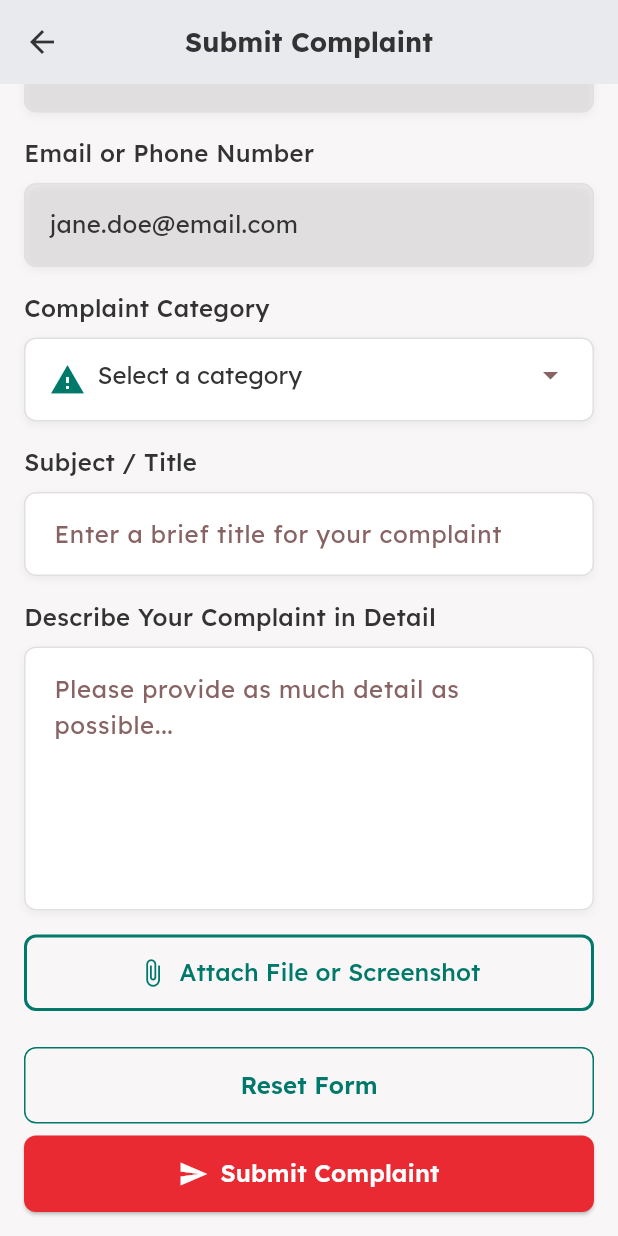
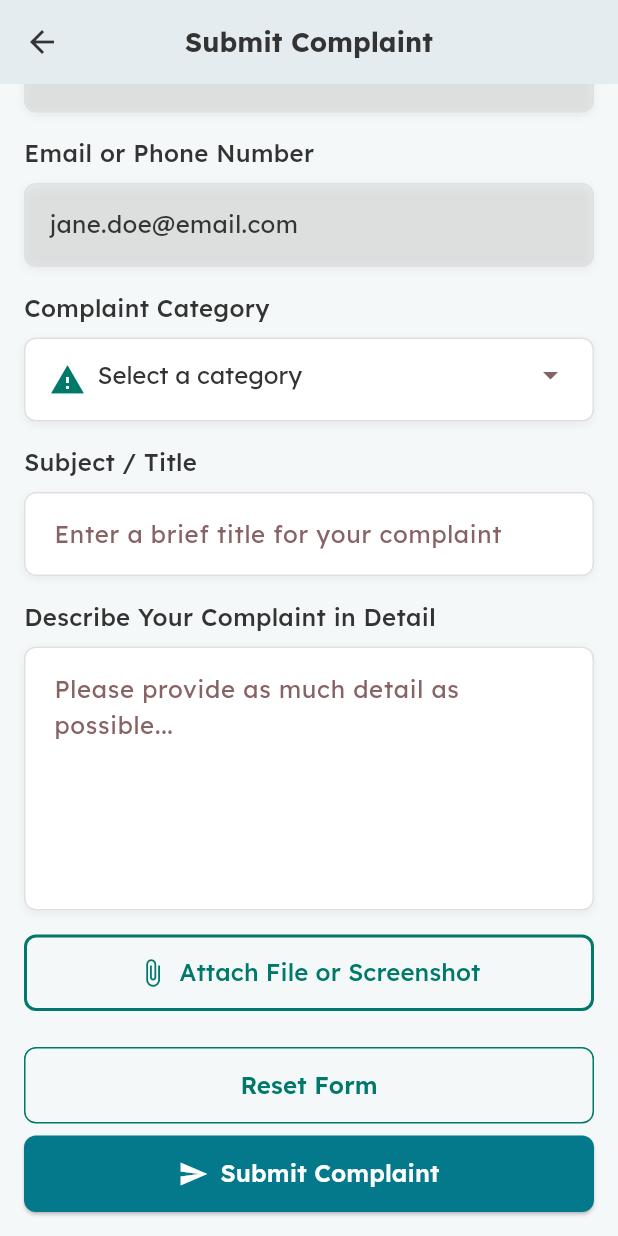
Before and after one commit to ociuzacademy/medi_track_user, a Flutter app: the SubmitComplaintPage screen opened directly, scrolled down 84 dp, on a phone screen of 412 x 824 dp. Run offline on Flutter 3.47's test engine with Material 3 defaults, Android fonts, the phone set to English and light mode, and no system bars; our stand-ins replace flutter_bloc, flutter_svg, freezed_annotation, google_fonts, image_picker, shared_preferences; accounts and stored records are empty; network calls fail.

Commit message:
theme change

```diff
--- a/lib/modules/blood_donation_history_module/view/blood_donation_history_page.dart
+++ b/lib/modules/blood_donation_history_module/view/blood_donation_history_page.dart
@@ -1,5 +1,6 @@
 // pages/blood_donation_history_page.dart
 import 'package:flutter/material.dart';
+import 'package:google_fonts/google_fonts.dart';
 import 'package:medi_track/modules/blood_donation_history_module/helper/blood_donation_history_data.dart';
 
 import 'package:medi_track/modules/blood_donation_history_module/models/blood_donation_history.dart';
@@ -40,9 +41,9 @@ class _BloodDonationHistoryPageState extends State<BloodDonationHistoryPage> {
           icon: const Icon(Icons.arrow_back),
           onPressed: () => Navigator.of(context).pop(),
         ),
-        title: const Text(
+        title: Text(
           'Blood Donation History',
-          style: TextStyle(fontSize: 18, fontWeight: FontWeight.bold),
+          style: GoogleFonts.lexend(fontSize: 20, fontWeight: FontWeight.bold),
         ),
         centerTitle: true,
         backgroundColor: isDark
--- a/lib/modules/blood_donor_register_module/view/blood_donor_register_page.dart
+++ b/lib/modules/blood_donor_register_module/view/blood_donor_register_page.dart
@@ -23,9 +23,9 @@ class BloodDonorRegisterPage extends StatelessWidget {
         title: Text(
           'Become a Blood Donor',
           style: GoogleFonts.lexend(
-            fontSize: 18,
+            fontSize: 20,
             fontWeight: FontWeight.bold,
-            letterSpacing: -0.015,
+            color: isDark ? Colors.white : const Color(0xFF1C1B1F),
           ),
         ),
         centerTitle: true,
--- a/lib/modules/blood_requests_module/view/blood_requests_page.dart
+++ b/lib/modules/blood_requests_module/view/blood_requests_page.dart
@@ -1,5 +1,6 @@
 // pages/blood_requests_page.dart
 import 'package:flutter/material.dart';
+import 'package:google_fonts/google_fonts.dart';
 import 'package:medi_track/modules/blood_requests_module/models/blood_request.dart';
 import 'package:medi_track/modules/blood_requests_module/widgets/blood_request_card.dart';
 import 'package:medi_track/modules/blood_requests_module/widgets/date_header.dart';
@@ -81,9 +82,9 @@ class _BloodRequestsPageState extends State<BloodRequestsPage> {
           icon: const Icon(Icons.arrow_back),
           onPressed: () => Navigator.of(context).pop(),
         ),
-        title: const Text(
+        title: Text(
           'Blood Requests',
-          style: TextStyle(fontWeight: FontWeight.bold, fontSize: 18),
+          style: GoogleFonts.lexend(fontSize: 20, fontWeight: FontWeight.bold),
         ),
         centerTitle: true,
         backgroundColor: isDark
--- a/lib/modules/blood_requests_notifications_module/view/blood_request_notifications_page.dart
+++ b/lib/modules/blood_requests_notifications_module/view/blood_request_notifications_page.dart
@@ -1,5 +1,6 @@
 // pages/blood_request_notifications_page.dart
 import 'package:flutter/material.dart';
+import 'package:google_fonts/google_fonts.dart';
 import 'package:medi_track/modules/blood_requests_notifications_module/models/blood_request_notification.dart';
 import 'package:medi_track/modules/blood_requests_notifications_module/utils/blood_request_notifications_helper.dart'; // Fixed import
 import 'package:medi_track/modules/blood_requests_notifications_module/widgets/confirmation_dialog.dart';
@@ -83,8 +84,8 @@ class _BloodRequestNotificationsPageState
         ),
         title: Text(
           'Blood Request Notifications',
-          style: TextStyle(
-            fontSize: 28,
+          style: GoogleFonts.lexend(
+            fontSize: 20,
             fontWeight: FontWeight.bold,
             color: isDark ? Colors.white : const Color(0xFF1C1B1F),
           ),
--- a/lib/modules/feedback_list_module/widgets/feedback_card.dart
+++ b/lib/modules/feedback_list_module/widgets/feedback_card.dart
@@ -18,11 +18,11 @@ class FeedbackCard extends StatelessWidget {
       width: double.infinity,
       constraints: const BoxConstraints(minWidth: 288),
       decoration: BoxDecoration(
-        color: isDark ? const Color(0xFF211111) : Colors.white,
+        color: isDark ? const Color(0xFF101F22) : Colors.white,
         borderRadius: BorderRadius.circular(12),
         boxShadow: [
           BoxShadow(
-            color: Colors.black.withValues(alpha: 0.05),
+            color: Colors.black.withOpacity(0.05),
             blurRadius: 4,
             offset: const Offset(0, 2),
           ),
@@ -121,7 +121,7 @@ class FeedbackCard extends StatelessWidget {
                     Navigator.push(context, FeedbackDetailsPage.route());
                   },
                   style: ElevatedButton.styleFrom(
-                    backgroundColor: const Color(0xFFea2a33),
+                    backgroundColor: const Color(0xFF13C8EC), // New primary color
                     foregroundColor: Colors.white,
                     padding: const EdgeInsets.symmetric(
                       vertical: 10,
--- a/lib/modules/submit_complaint_module/view/submit_complaint_page.dart
+++ b/lib/modules/submit_complaint_module/view/submit_complaint_page.dart
@@ -78,16 +78,16 @@ class _SubmitComplaintPageState extends State<SubmitComplaintPage> {
         ),
         centerTitle: true,
         backgroundColor: isDark
-            ? const Color(0xFF211111)
-            : const Color(0xFFf8f6f6),
+            ? const Color(0xFF0F2023)
+            : const Color(0xFFF5F8F8),
         elevation: 1,
         foregroundColor: isDark
             ? const Color(0xFFE0E0E0)
             : const Color(0xFF333333),
       ),
       backgroundColor: isDark
-          ? const Color(0xFF211111)
-          : const Color(0xFFf8f6f6),
+          ? const Color(0xFF0F2023)
+          : const Color(0xFFF5F8F8),
       body: ValueListenableBuilder<bool>(
         valueListenable: _isSubmitting,
         builder: (context, isSubmitting, _) {
@@ -183,11 +183,11 @@ class _SubmitComplaintPageState extends State<SubmitComplaintPage> {
               // Loading Overlay
               if (isSubmitting)
                 Container(
-                  color: Colors.black.withValues(alpha: 0.5),
+                  color: Colors.black.withOpacity(0.5),
                   child: const Center(
                     child: CircularProgressIndicator(
                       valueColor: AlwaysStoppedAnimation<Color>(
-                        Color(0xFFea2a33),
+                        Color(0xFF04798B),
                       ),
                     ),
                   ),
--- a/lib/modules/submit_complaint_module/widgets/action_buttons.dart
+++ b/lib/modules/submit_complaint_module/widgets/action_buttons.dart
@@ -55,7 +55,7 @@ class ActionButtons extends StatelessWidget {
               child: ElevatedButton(
                 onPressed: isSubmitting ? null : onSubmit,
                 style: ElevatedButton.styleFrom(
-                  backgroundColor: const Color(0xFFea2a33),
+                  backgroundColor: const Color(0xFF04798B),
                   foregroundColor: Colors.white,
                   shape: RoundedRectangleBorder(
                     borderRadius: BorderRadius.circular(8),
@@ -126,7 +126,7 @@ class ActionButtons extends StatelessWidget {
             child: ElevatedButton(
               onPressed: isSubmitting ? null : onSubmit,
               style: ElevatedButton.styleFrom(
-                backgroundColor: const Color(0xFFea2a33),
+                backgroundColor: const Color(0xFF04798B),
                 foregroundColor: Colors.white,
                 shape: RoundedRectangleBorder(
                   borderRadius: BorderRadius.circular(8),
--- a/lib/modules/submit_complaint_module/widgets/attach_file_button.dart
+++ b/lib/modules/submit_complaint_module/widgets/attach_file_button.dart
@@ -9,6 +9,8 @@ class AttachFileButton extends StatelessWidget {
 
   @override
   Widget build(BuildContext context) {
+    final isDark = Theme.of(context).brightness == Brightness.dark;
+
     return OutlinedButton(
       onPressed: onPressed,
       style: OutlinedButton.styleFrom(
@@ -20,6 +22,9 @@ class AttachFileButton extends StatelessWidget {
         ),
         shape: RoundedRectangleBorder(borderRadius: BorderRadius.circular(8)),
         padding: const EdgeInsets.symmetric(vertical: 14),
+        backgroundColor: isDark
+            ? const Color(0xFF00796B).withOpacity(0.1)
+            : null,
       ),
       child: Row(
         mainAxisAlignment: MainAxisAlignment.center,
--- a/lib/modules/submit_complaint_module/widgets/complaint_category_dropdown.dart
+++ b/lib/modules/submit_complaint_module/widgets/complaint_category_dropdown.dart
@@ -31,14 +31,14 @@ class ComplaintCategoryDropdown extends StatelessWidget {
         Container(
           height: 56,
           decoration: BoxDecoration(
-            color: isDark ? const Color(0xFF2a1a1a) : Colors.white,
+            color: isDark ? const Color(0xFF2A1A1A) : Colors.white,
             borderRadius: BorderRadius.circular(8),
             border: Border.all(
               color: isDark ? const Color(0xFF443333) : const Color(0xFFE0E0E0),
             ),
             boxShadow: [
               BoxShadow(
-                color: Colors.black.withValues(alpha: 0.05),
+                color: Colors.black.withOpacity(0.05),
                 blurRadius: 4,
                 offset: const Offset(0, 2),
               ),
@@ -77,12 +77,12 @@ class ComplaintCategoryDropdown extends StatelessWidget {
                         : const Color(0xFF333333),
                   ),
                   dropdownColor: isDark
-                      ? const Color(0xFF2a1a1a)
+                      ? const Color(0xFF2A1A1A)
                       : Colors.white,
                   icon: Icon(
                     Icons.arrow_drop_down,
                     color: isDark
-                        ? const Color(0xFFa08f8f)
+                        ? const Color(0xFFA08F8F)
                         : const Color(0xFF886364),
                   ),
                   items: const [
--- a/lib/modules/submit_complaint_module/widgets/complaint_description_field.dart
+++ b/lib/modules/submit_complaint_module/widgets/complaint_description_field.dart
@@ -28,7 +28,7 @@ class ComplaintDescriptionField extends StatelessWidget {
             borderRadius: BorderRadius.circular(8),
             boxShadow: [
               BoxShadow(
-                color: Colors.black.withValues(alpha: 0.05),
+                color: Colors.black.withOpacity(0.05),
                 blurRadius: 4,
                 offset: const Offset(0, 2),
               ),
@@ -42,11 +42,11 @@ class ComplaintDescriptionField extends StatelessWidget {
               hintStyle: GoogleFonts.lexend(
                 fontSize: 16,
                 color: isDark
-                    ? const Color(0xFFa08f8f)
+                    ? const Color(0xFFA08F8F)
                     : const Color(0xFF886364),
               ),
               filled: true,
-              fillColor: isDark ? const Color(0xFF2a1a1a) : Colors.white,
+              fillColor: isDark ? const Color(0xFF2A1A1A) : Colors.white,
               border: OutlineInputBorder(
                 borderRadius: BorderRadius.circular(8),
                 borderSide: BorderSide(
@@ -65,8 +65,8 @@ class ComplaintDescriptionField extends StatelessWidget {
               ),
               focusedBorder: OutlineInputBorder(
                 borderRadius: BorderRadius.circular(8),
-                borderSide: BorderSide(
-                  color: const Color(0xFFea2a33).withValues(alpha: 0.5),
+                borderSide: const BorderSide(
+                  color: Color(0xFF04798B),
                   width: 2,
                 ),
               ),
--- a/lib/modules/submit_complaint_module/widgets/complaint_subject_field.dart
+++ b/lib/modules/submit_complaint_module/widgets/complaint_subject_field.dart
@@ -28,7 +28,7 @@ class ComplaintSubjectField extends StatelessWidget {
             borderRadius: BorderRadius.circular(8),
             boxShadow: [
               BoxShadow(
-                color: Colors.black.withValues(alpha: 0.05),
+                color: Colors.black.withOpacity(0.05),
                 blurRadius: 4,
                 offset: const Offset(0, 2),
               ),
@@ -41,11 +41,11 @@ class ComplaintSubjectField extends StatelessWidget {
               hintStyle: GoogleFonts.lexend(
                 fontSize: 16,
                 color: isDark
-                    ? const Color(0xFFa08f8f)
+                    ? const Color(0xFFA08F8F)
                     : const Color(0xFF886364),
               ),
               filled: true,
-              fillColor: isDark ? const Color(0xFF2a1a1a) : Colors.white,
+              fillColor: isDark ? const Color(0xFF2A1A1A) : Colors.white,
               border: OutlineInputBorder(
                 borderRadius: BorderRadius.circular(8),
                 borderSide: BorderSide(
@@ -64,8 +64,8 @@ class ComplaintSubjectField extends StatelessWidget {
               ),
               focusedBorder: OutlineInputBorder(
                 borderRadius: BorderRadius.circular(8),
-                borderSide: BorderSide(
-                  color: const Color(0xFFea2a33).withValues(alpha: 0.5),
+                borderSide: const BorderSide(
+                  color: Color(0xFF04798B),
                   width: 2,
                 ),
               ),
--- a/lib/modules/submit_complaint_module/widgets/read_only_field.dart
+++ b/lib/modules/submit_complaint_module/widgets/read_only_field.dart
@@ -34,7 +34,7 @@ class ReadOnlyField extends StatelessWidget {
             ),
             boxShadow: [
               BoxShadow(
-                color: Colors.black.withValues(alpha: 0.05),
+                color: Colors.black.withOpacity(0.05),
                 blurRadius: 4,
                 offset: const Offset(0, 2),
               ),
```
Also changed, not shown: lib/modules/feedback_list_module/view/feedback_list_page.dart (+6 -5 lines), lib/modules/feedback_list_module/widgets/feedback_star_rating_widget.dart (+9 -6 lines), lib/modules/submit_complaint_module/widgets/attached_image_preview.dart (+6 -6 lines).
